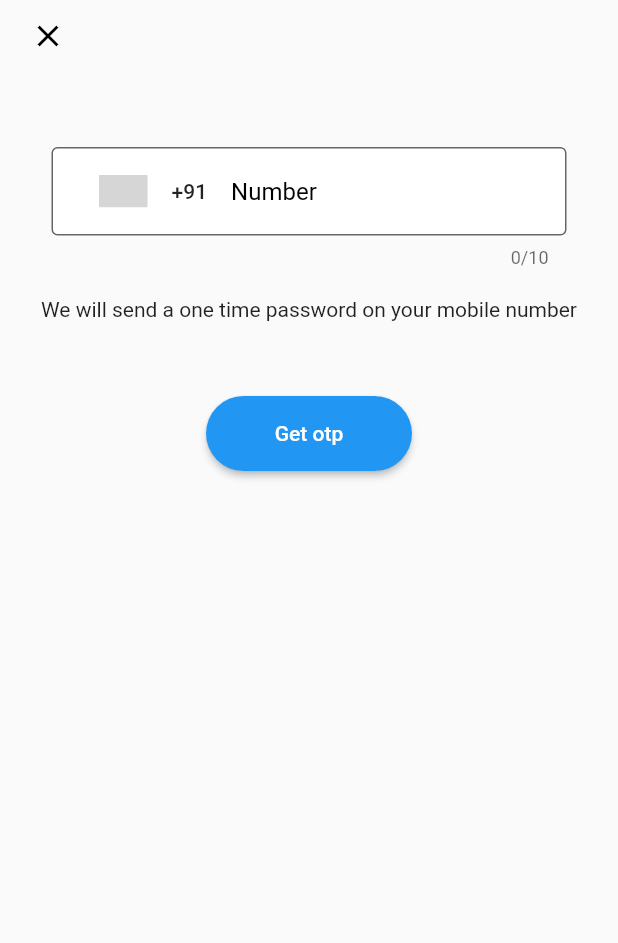
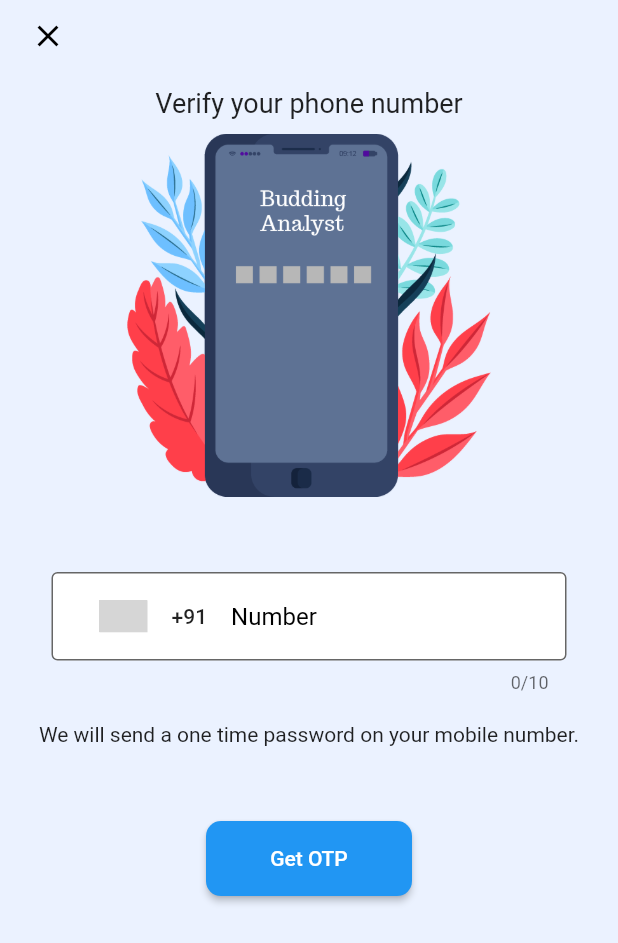
Before and after one commit to AmritRandhawaJi/BuddingAnalyst, a Flutter app: the MobileAuthentication screen opened directly, on a phone screen of 412 x 824 dp. Shown: the top 943 px of the screen. Run offline on Flutter 3.47's test engine with Material 2 defaults, Android fonts, the light colour scheme and no system bars; drawn by our look-alikes of country_code_picker; our stand-ins replace cloud_firestore, email_validator, firebase_auth, firebase_core, pin_code_fields, shared_preferences and 1 more; accounts and stored records are empty; grey boxes are pictures that could not be loaded.

Commit message:
29-May-2021

```diff
--- a/lib/screens/phoneOTP.dart
+++ b/lib/screens/phoneOTP.dart
@@ -1,5 +1,9 @@
+
+import 'dart:io';
+
 import 'package:budding_analyst/screens/phoneAuthentication.dart';
 import 'package:country_code_picker/country_code_picker.dart';
+import 'package:flutter/cupertino.dart';
 import 'package:flutter/material.dart';
 import 'package:flutter/services.dart';
 import 'package:flutter/widgets.dart';
@@ -17,17 +21,20 @@ class _MobileAuthenticationState extends State<MobileAuthentication> {
   GlobalKey<FormState> phoneAuthKey = GlobalKey<FormState>();
 
   bool check = false;
-
+@override
+  void dispose() {
+    numberField.dispose();
+    super.dispose();
+  }
   @override
   Widget build(BuildContext context) {
-    return SafeArea(
-        child: Scaffold(
+    return Scaffold(
+      backgroundColor: Color(0xffebf2ff),
       body: SafeArea(
     child: SingleChildScrollView(
       child: Column(
-            mainAxisAlignment: MainAxisAlignment.start,
-            children: [
-              Row(
+
+        children: [ Row(
           children: [
             TextButton(
               onPressed: () {
@@ -39,7 +46,19 @@ class _MobileAuthenticationState extends State<MobileAuthentication> {
               ),
             )
           ],
+        ), SizedBox(
+          height: 10.0,
         ),
+          Text(
+            "Verify your phone number",style: TextStyle(fontSize: 18),
+          ),SizedBox(
+            height: 10.0,
+          ),
+          Container(
+              height: MediaQuery.of(context).size.width/1.7,
+              width: MediaQuery.of(context).size.width/1.7,
+              child: Image.asset("assets/phoneHeading.png")),
+
           SizedBox(
             height: 50.0,
           ),
@@ -102,7 +121,7 @@ class _MobileAuthenticationState extends State<MobileAuthentication> {
           ),
           Padding(
             padding: const EdgeInsets.only(right: 10,left: 10),
-                child: Text("We will send a one time password on your mobile number"),
+            child: Text("We will send a one time password on your mobile number."),
           ),
           SizedBox(
             height: 50.0,
@@ -110,17 +129,23 @@ class _MobileAuthenticationState extends State<MobileAuthentication> {
           MaterialButton(
             onPressed: () {
               if (phoneAuthKey.currentState!.validate()) {
+                if(Platform.isIOS){
+                  String number = countryCode + numberField.text;
+                  Navigator.pushReplacement(context, CupertinoPageRoute(builder: (context) => PhoneAuthFirebase(number),));
+                }
+                if(Platform.isAndroid){
                 String number = countryCode + numberField.text;
                 Navigator.pushReplacement(context, MaterialPageRoute(builder: (context) => PhoneAuthFirebase(number),));
               }
+                }
             },
             shape: RoundedRectangleBorder(
-                    borderRadius: BorderRadius.circular(30)),
+                borderRadius: BorderRadius.circular(10)),
             height: 50.0,
             minWidth: MediaQuery.of(context).size.width / 3,
             color: Colors.blue,
             child: Text(
-                  "Get otp",
+              "Get OTP",
               style: TextStyle(color: Colors.white),
             ),
           )
@@ -128,6 +153,6 @@ class _MobileAuthenticationState extends State<MobileAuthentication> {
       ),
     ),
       ),
-    ));
+    );
   }
 }
```
Also changed, not shown: lib/model/registerFormData.dart (+0 -18 lines), lib/model/slideUpFolding.dart (+5 -4 lines), lib/screens/emailVerification.dart (+11 -0 lines), lib/screens/phoneAuthentication.dart (+65 -15 lines), lib/screens/registerForm.dart (+75 -22 lines), assets/phoneHeading.png (added). Lines whose indentation alone changed are shown as unchanged.
